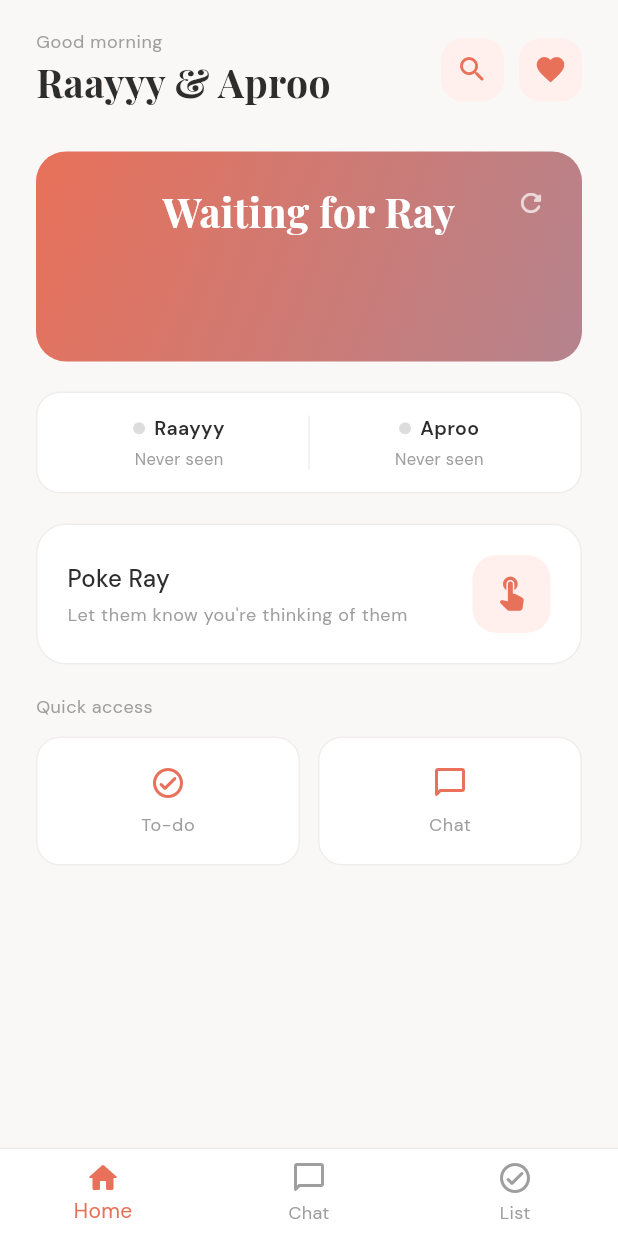
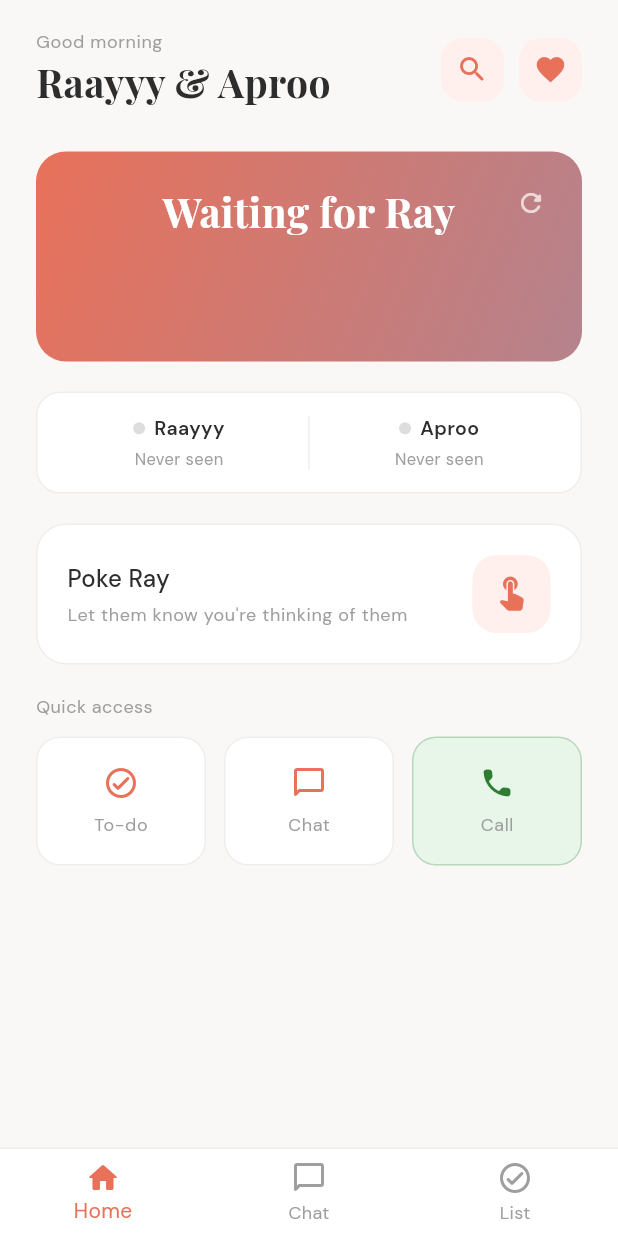
Before and after one commit to dwaipayanray95/tether, a Flutter app: the screen it shows once a user with an empty profile is signed in, on a phone screen of 412 x 824 dp. Run offline on Flutter 3.47's test engine with Material 3 defaults, Android fonts, the phone set to English and light mode, and no system bars; our stand-ins replace cloud_firestore, dio, firebase_auth, firebase_core, firebase_messaging, flutter_local_notifications and 11 more; missing offline and left inert: dart_jsonwebtoken, flutter_ringtone_player, flutter_webrtc; accounts and stored records are empty; network calls fail.

```diff
--- a/lib/screens/home_screen.dart
+++ b/lib/screens/home_screen.dart
@@ -11,6 +11,7 @@ import '../services/location_service.dart';
 import '../theme/app_theme.dart';
 import 'settings_screen.dart';
 import 'search_screen.dart';
+import 'call_screen.dart';
 
 class HomeScreen extends StatefulWidget {
   final void Function(int) onNavigate;
@@ -494,6 +495,15 @@ class _HomeScreenState extends State<HomeScreen>
     );
   }
 
+  void _startCall() {
+    Navigator.of(context).push(MaterialPageRoute(
+      builder: (_) => CallScreen(
+        isOutgoing: true,
+        partnerName: _auth.partnerName,
+      ),
+    ));
+  }
+
   Widget _buildQuickActions() {
     return Column(
       crossAxisAlignment: CrossAxisAlignment.start,
@@ -511,26 +521,40 @@ class _HomeScreenState extends State<HomeScreen>
             const SizedBox(width: 12),
             _actionTile(Icons.chat_bubble_outline_rounded, 'Chat',
                 () => widget.onNavigate(1)),
+            const SizedBox(width: 12),
+            _actionTile(Icons.call_rounded, 'Call', _startCall,
+                iconColor: const Color(0xFF2E7D32),
+                backgroundColor: const Color(0xFFE8F5E9)),
           ],
         ),
       ],
     );
   }
 
-  Widget _actionTile(IconData icon, String label, VoidCallback onTap) {
+  Widget _actionTile(
+    IconData icon,
+    String label,
+    VoidCallback onTap, {
+    Color? iconColor,
+    Color? backgroundColor,
+  }) {
     return Expanded(
       child: GestureDetector(
         onTap: onTap,
         child: Container(
           padding: const EdgeInsets.symmetric(vertical: 18),
           decoration: BoxDecoration(
-            color: AppTheme.surface,
+            color: backgroundColor ?? AppTheme.surface,
             borderRadius: BorderRadius.circular(16),
-            border: Border.all(color: AppTheme.divider),
+            border: Border.all(
+              color: backgroundColor != null
+                  ? (iconColor ?? AppTheme.primary).withValues(alpha: 0.25)
+                  : AppTheme.divider,
+            ),
           ),
           child: Column(
             children: [
-              Icon(icon, color: AppTheme.primary, size: 24),
+              Icon(icon, color: iconColor ?? AppTheme.primary, size: 24),
               const SizedBox(height: 8),
               Text(label, style: Theme.of(context).textTheme.bodySmall),
             ],
```
